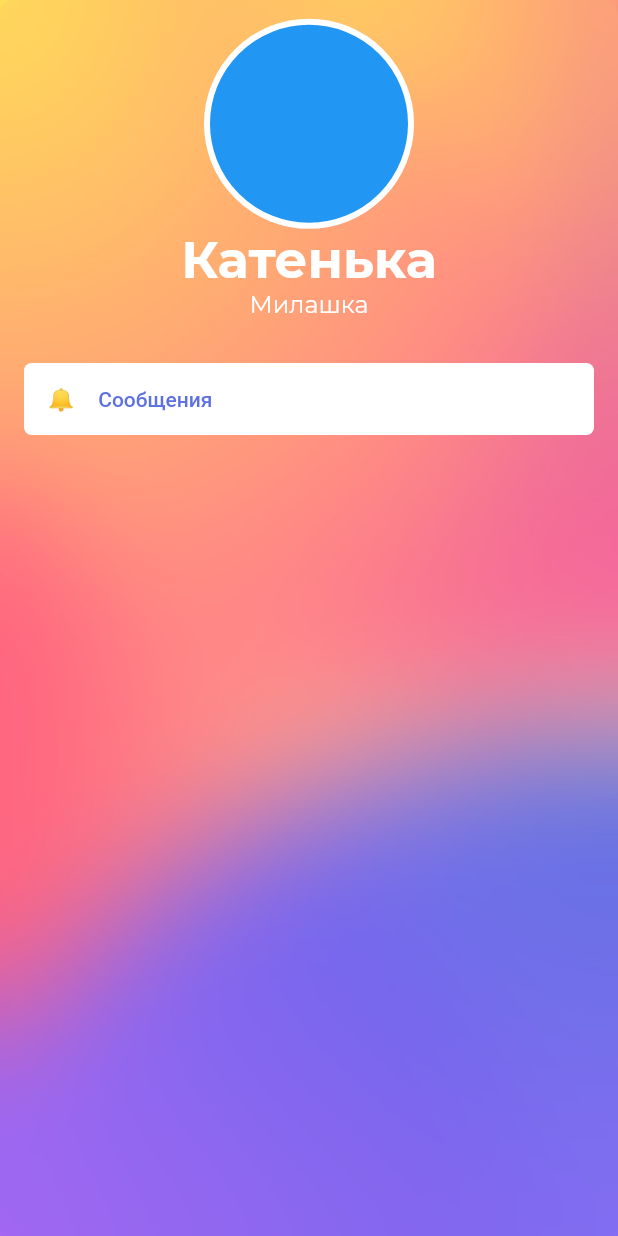
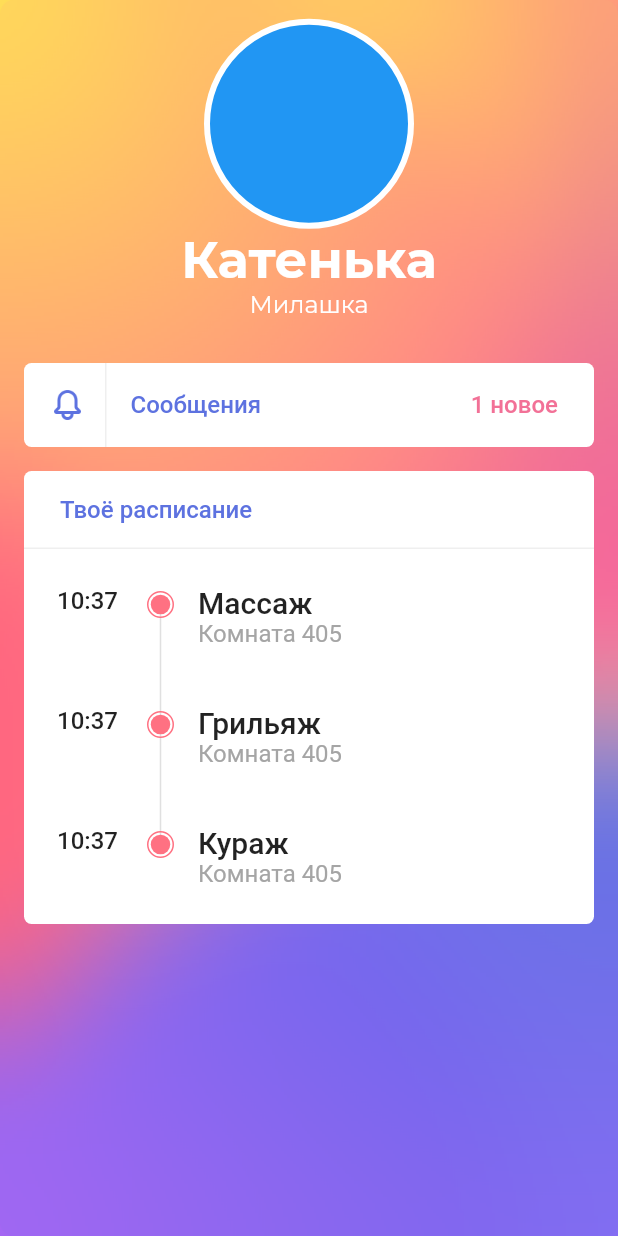
Before and after one commit to partnercloudsupport/boringApp, a Flutter app: the HomeScreen screen opened by its route, on a phone screen of 412 x 824 dp. Run offline on Flutter 3.47's test engine with Material 2 defaults, Android fonts, the phone set to English and light mode, and no system bars; our stand-ins replace cloud_firestore, firebase_messaging, flutter_mobx, flutter_svg, mobx; accounts and stored records are empty; generated files the repository leaves out were written again.

Commit message:
feat: design main page

```diff
--- /dev/null
+++ b/boring_app/lib/models/event.dart
@@ -0,0 +1,14 @@
+import 'dart:math';
+
+import 'package:flutter/material.dart';
+
+class Event {
+  String name;
+  String place;
+  DateTime dateTime;
+
+  Event({@required this.name, this.place = 'Комната 405'}) {
+    this.dateTime =
+        DateTime.now().add(Duration(seconds: Random().nextInt(500)));
+  }
+}
--- a/boring_app/lib/ui/main/home/home.dart
+++ b/boring_app/lib/ui/main/home/home.dart
@@ -3,6 +3,7 @@ import 'package:boring_app/stores/stores_manager.dart';
 import 'package:boring_app/ui/common/app_background.dart';
 import 'package:boring_app/ui/main/home/message_button.dart';
 import 'package:boring_app/ui/main/home/persona.dart';
+import 'package:boring_app/ui/main/home/timeline_events.dart';
 import 'package:flutter/material.dart';
 
 class HomeScreen extends StatelessWidget {
@@ -12,17 +13,24 @@ class HomeScreen extends StatelessWidget {
 
     return Scaffold(
       body: AppBackground(
-        child: ListView(
-          children: <Widget>[
-            Persona(user: user),
-            Container(
-              child: MessageButton(onTap: () {
-                Navigator.pushNamed(context, '/messages');
-              }),
-            ),
-          ],
-        ),
-      ),
+          child: ListView(
+        children: <Widget>[
+          Persona(user: user),
+          Stack(
+            children: <Widget>[
+
+              Column(
+                children: <Widget>[
+                  Container(child: MessageButton(onTap: () {
+                    Navigator.pushNamed(context, '/messages');
+                  })),
+                  TimelineEvents()
+                ],
+              )
+            ],
+          )
+        ],
+      )),
     );
   }
 }
--- a/boring_app/lib/ui/main/home/message_button.dart
+++ b/boring_app/lib/ui/main/home/message_button.dart
@@ -7,23 +7,50 @@ class MessageButton extends StatelessWidget {
 
   @override
   Widget build(BuildContext context) {
-    return GestureDetector(
-        onTap: () => this.onTap(),
-        child: Container(
+    return Container(
         margin: EdgeInsets.all(16),
-          padding: EdgeInsets.all(16),
-          decoration: BoxDecoration(
-              borderRadius: BorderRadius.circular(5), color: Colors.white),
+        child: RaisedButton(
+          shape: RoundedRectangleBorder(borderRadius: BorderRadius.circular(5)),
+          color: Colors.white,
+          highlightColor: Color(0x99FFFFFF),
+          elevation: 0,
+          highlightElevation: 0,
+          onPressed: () => this.onTap(),
           child: Row(
+            mainAxisAlignment: MainAxisAlignment.spaceBetween,
             children: <Widget>[
-              Text('🔔'),
+              Row(
+                children: <Widget>[
+                  Container(
+                    padding: EdgeInsets.only(left: 4, right: 16),
+                    child: Image(image: AssetImage('assets/bell.png')),
+                  ),
+                  Container(
+                    height: 56,
+                    width: 1,
+                    color: Color(0xFFEFEFEF),
+                  ),
                   Container(
                       margin: EdgeInsets.only(left: 16, right: 16),
                       child: Text(
                         'Сообщения',
                         style: TextStyle(
-                        color: Color(0xFF5D72E0), fontWeight: FontWeight.w500),
+                            color: Color(0xFF5D72E0),
+                            fontSize: 16,
+                            fontWeight: FontWeight.w500),
                       )),
+                ],
+              ),
+              Container(
+                padding: EdgeInsets.only(right: 8),
+                child: Text(
+                  '1 новое',
+                  style: TextStyle(
+                      color: Color(0xFFF27197),
+                      fontWeight: FontWeight.w500,
+                      fontSize: 16),
+                ),
+              )
             ],
           ),
         ));
--- a/boring_app/lib/ui/main/home/timeline.dart
+++ /dev/null
@@ -1,10 +0,0 @@
-import 'package:flutter/cupertino.dart';
-
-class TimeLine extends StatelessWidget {
-  @override
-  Widget build(BuildContext context) {
-    // TODO: implement build
-    return null;
-  }
-
-}
--- /dev/null
+++ b/boring_app/lib/ui/main/home/timeline_events.dart
@@ -0,0 +1,58 @@
+import 'package:boring_app/models/event.dart';
+import 'package:boring_app/ui/main/home/timeline_item.dart';
+import 'package:flutter/material.dart';
+
+class TimelineEvents extends StatelessWidget {
+  List<Event> events = [
+    Event(name: 'Массаж'),
+    Event(name: 'Грильяж'),
+    Event(name: 'Кураж'),
+  ];
+
+  buildTimeline() {
+    List<Widget> eventsItems = events.map((event) {
+      bool isFirst = events.indexOf(event) == 0;
+      bool isLast = events.indexOf(event) == events.length - 1;
+
+      return TimelineItem(
+        event: event,
+        isFirst: isFirst,
+        isLast: isLast,
+      );
+    }).toList();
+
+    return Column(
+      children: eventsItems,
+    );
+  }
+
+  @override
+  Widget build(BuildContext context) {
+    // TODO: implement build
+    return Container(
+      margin: EdgeInsets.only(left: 16, right: 16),
+      decoration: BoxDecoration(
+          borderRadius: BorderRadius.circular(5), color: Colors.white),
+      child: Column(
+        children: <Widget>[
+          Container(
+            alignment: Alignment(-1, 0),
+            padding: EdgeInsets.only(top: 16, bottom: 16, left: 24),
+            child: Text('Твоё расписание',
+                style: TextStyle(
+                    color: Color(0xFF5D72E0),
+                    fontWeight: FontWeight.w500,
+                    fontSize: 16)),
+          ),
+          Container(
+            color: Color(0xFFEFEFEF),
+            height: 1,
+          ),
+          Container(
+              margin: EdgeInsets.only(top: 24, bottom: 24),
+              child: this.buildTimeline())
+        ],
+      ),
+    );
+  }
+}
--- /dev/null
+++ b/boring_app/lib/ui/main/home/timeline_item.dart
@@ -0,0 +1,75 @@
+import 'package:boring_app/models/event.dart';
+import 'package:flutter/material.dart';
+
+class TimelineItem extends StatelessWidget {
+  final Event event;
+  final bool isFirst;
+  final bool isLast;
+
+  TimelineItem({@required this.event, this.isFirst, this.isLast});
+
+  @override
+  Widget build(BuildContext context) {
+    return Container(
+        padding: EdgeInsets.only(left: 22, right: 22),
+        child: Column(
+          children: <Widget>[
+            Row(
+              crossAxisAlignment: CrossAxisAlignment.start,
+              children: <Widget>[
+                Container(
+                  width: 60,
+                  child: Text(
+                    '${event.dateTime.hour}:${event.dateTime.minute.toString().padLeft(2, '0')}',
+                    style: TextStyle(
+                        fontWeight: FontWeight.w500,
+                        fontSize: 16,
+                        height: 1.25),
+                  ),
+                ),
+                Stack(alignment: Alignment(0, -1), children: <Widget>[
+                  Container(
+                    margin: EdgeInsets.only(top: this.isFirst ? 8 : 0),
+                    width: 1,
+                    height: isFirst ? 72 : isLast ? 8 : 80,
+                    color: Colors.black12,
+                  ),
+                  Container(
+                    padding: EdgeInsets.all(1.5),
+                    margin: EdgeInsets.only(top: 4),
+                    decoration: BoxDecoration(
+                        border: Border.all(
+                          color: Color(0xFFFF7182),
+                        ),
+                        borderRadius: BorderRadius.all(Radius.circular(10))),
+                    child: Container(
+                      width: 13,
+                      height: 13,
+                      decoration: BoxDecoration(
+                          color: Color(0xFFFF7182),
+                          borderRadius: BorderRadius.all(Radius.circular(7))),
+                    ),
+                  )
+                ]),
+                Container(
+                    margin: EdgeInsets.only(left: 16),
+                    child: Column(
+                        crossAxisAlignment: CrossAxisAlignment.start,
+                        children: <Widget>[
+                          Text(
+                            event.name,
+                            style: TextStyle(
+                                fontWeight: FontWeight.w500, fontSize: 20),
+                          ),
+                          Text(
+                            event.place,
+                            style: TextStyle(
+                                fontSize: 16, color: Color(0xFFA5A5A5)),
+                          )
+                        ]))
+              ],
+            ),
+          ],
+        ));
+  }
+}
```
Also changed, not shown: boring_app/assets/2.0x/bell.png (added), boring_app/assets/3.0x/background.png (added), boring_app/assets/3.0x/bell.png (added), boring_app/assets/bell.png (added). Lines whose indentation alone changed are shown as unchanged.
